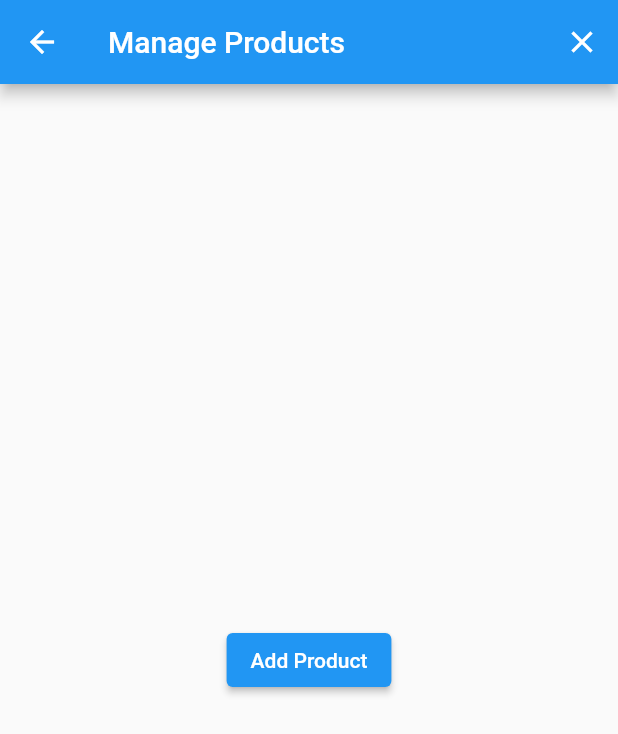
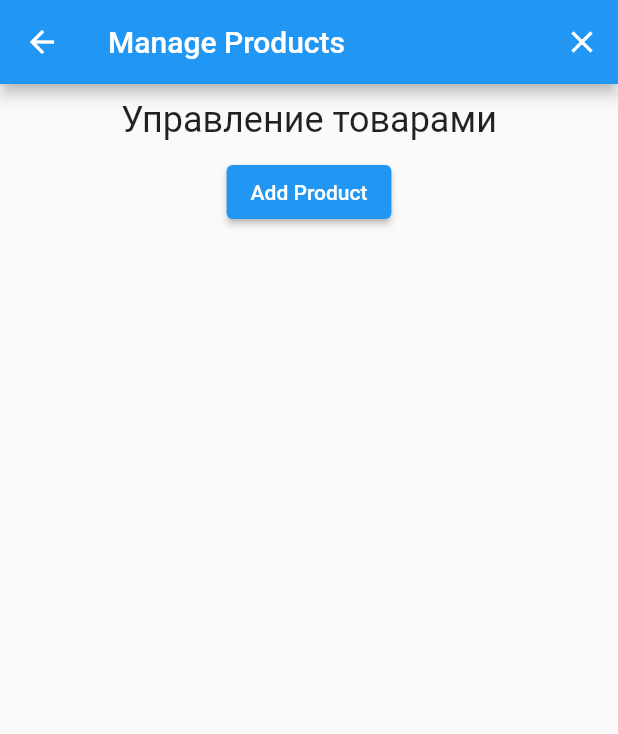
Before and after one commit to Seredyn/water_delivery, a Flutter app: the ManageProductsScreen screen opened by its route, on a phone screen of 412 x 824 dp. Shown: the top 734 px of the screen. Run offline on Flutter 3.47's test engine with Material 2 defaults, Android fonts, the phone set to English and light mode, and no system bars; our stand-ins replace bloc, cloud_firestore, equatable, firebase_auth, firebase_core, flutter_bloc and 2 more; accounts and stored records are empty.

Commit message:
сделал отображение товаров на экране управления товарами у админа

```diff
--- a/lib/screens/add_address_screen.dart
+++ b/lib/screens/add_address_screen.dart
@@ -1,6 +1,5 @@
 import 'package:firebase_auth/firebase_auth.dart';
 import 'package:flutter/material.dart';
-//import 'package:provider/src/provider.dart';
 import 'package:flutter_bloc/flutter_bloc.dart';
 import 'package:water_delivery/bloc/auth_cubit.dart';
 import 'package:water_delivery/screens/user_screen.dart';
--- a/lib/screens/manage_products_screen.dart
+++ b/lib/screens/manage_products_screen.dart
@@ -1,4 +1,7 @@
+import 'package:cloud_firestore/cloud_firestore.dart';
 import 'package:flutter/material.dart';
+import 'package:flutter_bloc/flutter_bloc.dart';
+import 'package:water_delivery/bloc/auth_cubit.dart';
 import 'package:water_delivery/screens/add_product_screen.dart';
 import 'package:water_delivery/screens/admin_screen.dart';
 
@@ -12,8 +15,30 @@ class ManageProductsScreen extends StatefulWidget {
 }
 
 class _ManageProductsState extends State<ManageProductsScreen> {
+
+  _activeOrDeactiveProduct ({
+      required String productID,
+      required bool isProductActive,
+  }) {
+    if (productID != null) {
+      if (isProductActive) {
+        context.read<AuthCubit>().deactivateProduct(productID: productID);
+      } else {
+        context.read<AuthCubit>().activateProduct(productID: productID);
+      }
+    } else {
+      ScaffoldMessenger.of(context).showSnackBar(SnackBar(content: Text(" Errorr: productID is null")));
+    }
+  }
+
+
   @override
   Widget build(BuildContext context) {
+
+    final Stream<QuerySnapshot> _productsStream = FirebaseFirestore.instance
+    .collection("products")
+    .snapshots();
+
     return Scaffold(
       appBar: AppBar(
         title: Text("Manage Products"),
@@ -23,17 +48,61 @@ class _ManageProductsState extends State<ManageProductsScreen> {
           }, icon: Icon(Icons.clear)),
         ],
       ),
-      body: Center(
+      body: SafeArea(
+        child: SingleChildScrollView(
+          child: Center(
             child: Column(
               mainAxisAlignment: MainAxisAlignment.center,
               crossAxisAlignment: CrossAxisAlignment.center,
-          children: [
+              children: <Widget>[
+                Padding(
+                  padding: const EdgeInsets.symmetric(vertical: 10.0),
+                  child: Text("Управление товарами", style: Theme.of(context).textTheme.headline5,),
+                ),
+                StreamBuilder<QuerySnapshot>(
+                    stream: _productsStream,
+                    builder: (context, snapshot) {
+                      if (snapshot.hasError) {
+                        return Center(child: Text("Snapshot has error"),);
+                      }
+                      if (snapshot.connectionState == ConnectionState.waiting ||
+                          snapshot.connectionState == ConnectionState.none) {
+                        return Center(child: CircularProgressIndicator(),);
+                      }
+                      return Container(
+                        child: ListView.builder(
+                          shrinkWrap: true,
+                          itemCount: snapshot.data?.docs.length ?? 0,
+                            itemBuilder: (context, index) {
+                            final DocumentSnapshot doc = snapshot.data!.docs[index];
+
+                            return ListTile (
+
+                              //trailing: Icon(Icons.more_vert),
+                              leading: Icon(Icons.shopping_cart),
+                              title: Text(doc.get("productName"), style: Theme.of(context).textTheme.headline6,),
+                              subtitle: (doc.get("productActive")? Text("Active") : Text("Not active", style: TextStyle(color: Colors.red),)),
+
+                              onTap: () {
+                                String _productID = doc.get("productID");
+                                bool _isProductActive = doc.get("productActive");
+                                _activeOrDeactiveProduct(productID: _productID, isProductActive: _isProductActive);
+                              },
+                              onLongPress: () {
+
+                              },
+                            );
+                            }),
+                      );
+                    }),
                 ElevatedButton(onPressed: () {
                   Navigator.push(context, MaterialPageRoute(builder: (context) => const AddProductScreen()),);
                 }, child: Text("Add Product"))
               ],
             ),
           ),
+        ),
+      ),
     );
   }
 }
--- a/lib/screens/user_screen.dart
+++ b/lib/screens/user_screen.dart
@@ -87,7 +87,6 @@ class _UserScreenState extends State<UserScreen> {
                 SizedBox(height: 15,),
                 StreamBuilder<QuerySnapshot>(
                     stream: _addressStream,
-
                     builder: (context, snapshot) {
                       if (snapshot.hasError) {
                         return Center(
@@ -100,7 +99,6 @@ class _UserScreenState extends State<UserScreen> {
                           child: Text("Loading..."),
                         );
                       }
-
                       return Container(
                         height: 180,
                         child: ListView.builder(
```
Also changed, not shown: lib/bloc/auth_cubit.dart (+32 -6 lines). Lines whose indentation alone changed are shown as unchanged.
